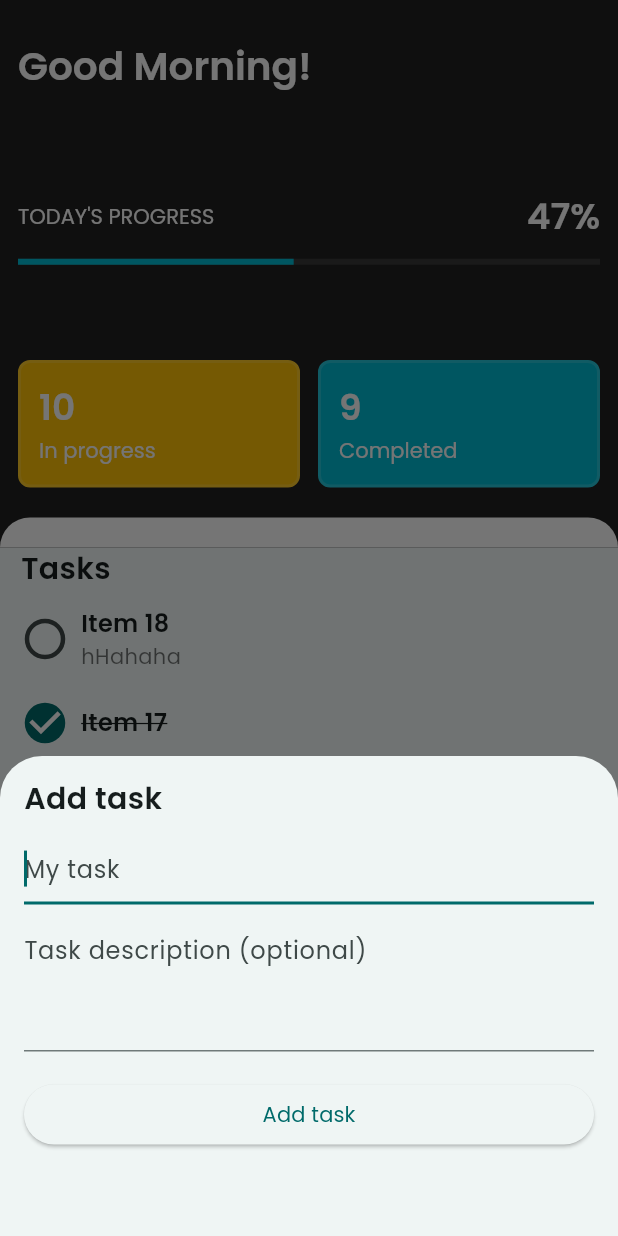
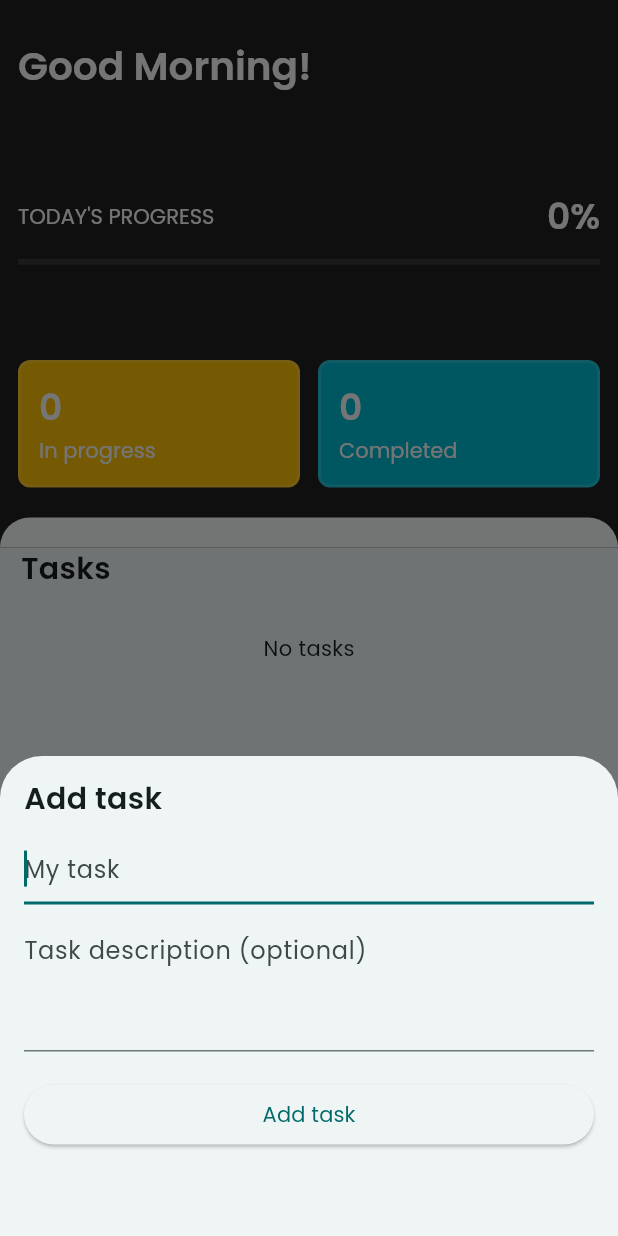
Before and after one commit to Kholid060/todo-flutter, a Flutter app: the screen it shows after launch, after a tap on the "add" icon, on a phone screen of 412 x 824 dp. Run offline on Flutter 3.47's test engine with Material 3 defaults, Android fonts, the phone set to English and light mode, and no system bars; our stand-ins replace get, sqflite; accounts and stored records are empty.

```diff
--- /dev/null
+++ b/lib/database.dart
@@ -0,0 +1,70 @@
+import 'package:path/path.dart';
+import 'package:sqflite/sqflite.dart';
+import 'package:todo/models/model_todo_item.dart';
+
+const String tableTodo = 'todos';
+
+const String columnId = 'id';
+const String columnDone = 'done';
+const String columnTitle = 'title';
+const String columnCreatedAt = 'createdAt';
+const String columnDescrition = 'description';
+
+class TodoDatabase {
+  static Future<Database> initDB() async {
+    final database = await openDatabase(
+      join(await getDatabasesPath(), 'todos_database.db'),
+      onCreate: (db, version) {
+        return db.execute(
+          'CREATE TABLE $tableTodo($columnId INTEGER PRIMARY KEY, $columnTitle TEXT, $columnDone BOOLEAN, $columnDescrition TEXT, $columnCreatedAt DATETIME)',
+        );
+      },
+      version: 1,
+    );
+
+    return database;
+  }
+
+  static Future<List<ModelTodoItem>> list() async {
+    final db = await initDB();
+    final queryResult = await db.query(
+      tableTodo,
+      columns: [columnId, columnCreatedAt, columnDescrition, columnDone, columnTitle],
+      orderBy: columnCreatedAt,
+    );
+    print(queryResult);
+    final result = queryResult.map((element) =>
+      ModelTodoItem(
+        id: element[columnId] as int,
+        done: element[columnDone] == 1,
+        title: element[columnTitle] as String,
+        createdAt: element[columnCreatedAt] as String,
+        description: element[columnDescrition] as String,
+      )
+    ).toList();
+
+    return result;
+  }
+
+  static Future<ModelTodoItem> insert(ModelTodoItem item) async {
+    final db = await initDB();
+    item.id = await db.insert(tableTodo, item.toMap());
+
+    return item;
+  }
+
+  static Future<int> delete(int id) async {
+    final db = await initDB();
+    return await db.delete(tableTodo, where: '$columnId = ?', whereArgs: [id]);
+  }
+
+  static Future<int> update(ModelTodoItem todo) async {
+    final db = await initDB();
+    return await db.update(
+      tableTodo,
+      todo.toMap(),
+      where: '$columnId = ?',
+      whereArgs: [todo.id]
+    );
+  }
+}
--- a/lib/main.dart
+++ b/lib/main.dart
@@ -1,4 +1,5 @@
 import 'package:flutter/material.dart';
+import 'package:todo/database.dart';
 import 'package:todo/pages/todo_page.dart';
 
 extension DefaultNaN on double {
@@ -7,6 +8,8 @@ extension DefaultNaN on double {
 
 void main() async {
   WidgetsFlutterBinding.ensureInitialized();
+  await TodoDatabase.initDB();
+
   runApp(const MyApp());
 }
 
--- a/lib/pages/todo_page.dart
+++ b/lib/pages/todo_page.dart
@@ -1,5 +1,6 @@
 import 'package:flutter/material.dart';
 import 'package:get/get.dart';
+import 'package:todo/database.dart';
 import 'package:todo/models/model_todo_item.dart';
 import 'package:todo/widgets/todo_stats.dart';
 import 'package:todo/widgets/todo_tile.dart';
@@ -34,31 +35,30 @@ class _TodoPageState extends State<TodoPage> {
 
   @override
   void initState() {
-    items = List.generate(19, (index) =>
-      ModelTodoItem(
-        id: index,
-        done: index.isOdd,
-        createdAt: DateTime.now().toString(),
-        title: 'Item $index',
-        description: index.isEven ? 'hHahaha' : ''
-      ),
-    );
+    TodoDatabase.list().then((value) {
+      setState(() {
+        items = value;
+      });
+    });
 
     _scrollController = ScrollController();
 
     super.initState();
   }
 
-  void toggleItemDone(int id, bool done) {
+  void toggleItemDone(int id, bool done) async {
     final itemIdx = items.indexWhere((element) => element.id == id);
     if (itemIdx == -1) return;
 
-    setState(() {
     items[itemIdx].done = done;
-    });
+    await TodoDatabase.update(items[itemIdx]);
+
+    setState(() {});
   }
 
-  void deleteItem(int id) {
+  void deleteItem(int id) async {
+    await TodoDatabase.delete(id);
+
     final itemIdx = items.indexWhere((element) => element.id == id);
     if (itemIdx == -1) return;
 
@@ -127,34 +127,37 @@ class _TodoPageState extends State<TodoPage> {
                       width: double.infinity,
                       child: ElevatedButton(
                         child: Text(type == AddEditType.add ? 'Add task' : 'Update task'),
-                        onPressed: () {
+                        onPressed: () async {
                           bool isInvalid = !(_addTodoFormKey.currentState?.validate() ?? false);
                           if (isInvalid) return;
 
                           if (type == AddEditType.add) {
-                            final tempItem = ModelTodoItem(
+                            final item = await TodoDatabase.insert(
+                              ModelTodoItem(
                                 done: false,
-                              id: items.length + 1,
+                                id: -1, // temp 1
                                 title: titleController.text,
                                 createdAt: DateTime.now().toString(),
                                 description: descriptionController.text,
+                              )
                             );
 
                             setState(() {
-                              items.add(tempItem);
+                              items.add(item);
                             });
                           } else {
                             final itemIdx = items.indexWhere((element) => element.id == itemId);
                             if (itemIdx != -1) {
-                              setState(() {
                               items[itemIdx]
                                 ..title = titleController.text
                                 ..description = descriptionController.text;
-                              });
+
+                              await TodoDatabase.update(items[itemIdx]);
+                              setState(() {});
                             }
                           }
 
-                          Navigator.pop(context);
+                          if (context.mounted) Navigator.pop(context);
                         },
                       ),
                     ),
--- a/lib/widgets/todo_stats.dart
+++ b/lib/widgets/todo_stats.dart
@@ -4,7 +4,7 @@ import 'package:todo/main.dart';
 
 
 const double containerHeight = 365;
-const double minContainerHeight = 215;
+const double minContainerHeight = 220;
 
 class TodoStats extends SliverPersistentHeaderDelegate {
   final String title;
@@ -45,7 +45,7 @@ class TodoStats extends SliverPersistentHeaderDelegate {
                   child: Container(
                     height: 20,
                     decoration: const BoxDecoration(
-                      color: Colors.white,
+                      color: Color.fromARGB(255, 250, 253, 252),
                       borderRadius: BorderRadius.vertical(top: Radius.circular(24)),
                     ),
                   ),
@@ -69,7 +69,6 @@ class TodoStats extends SliverPersistentHeaderDelegate {
                     ),
                     Visibility(
                       visible: !isReduced,
-                      replacement: const SizedBox(),
                       child: Transform.translate(
                         offset: offset,
                         child: Opacity(
--- a/pubspec.yaml
+++ b/pubspec.yaml
@@ -39,6 +39,8 @@ dependencies:
   google_fonts: ^6.1.0
   get: ^4.6.6
   sliver_tools: ^0.2.12
+  sqflite: ^2.3.0
+  path: ^1.8.3
 
 dev_dependencies:
   flutter_test:
```
Also changed, not shown: lib/models/model_todo_item.dart (+11 -0 lines), pubspec.lock, 1 other file. Lines whose indentation alone changed are shown as unchanged.
